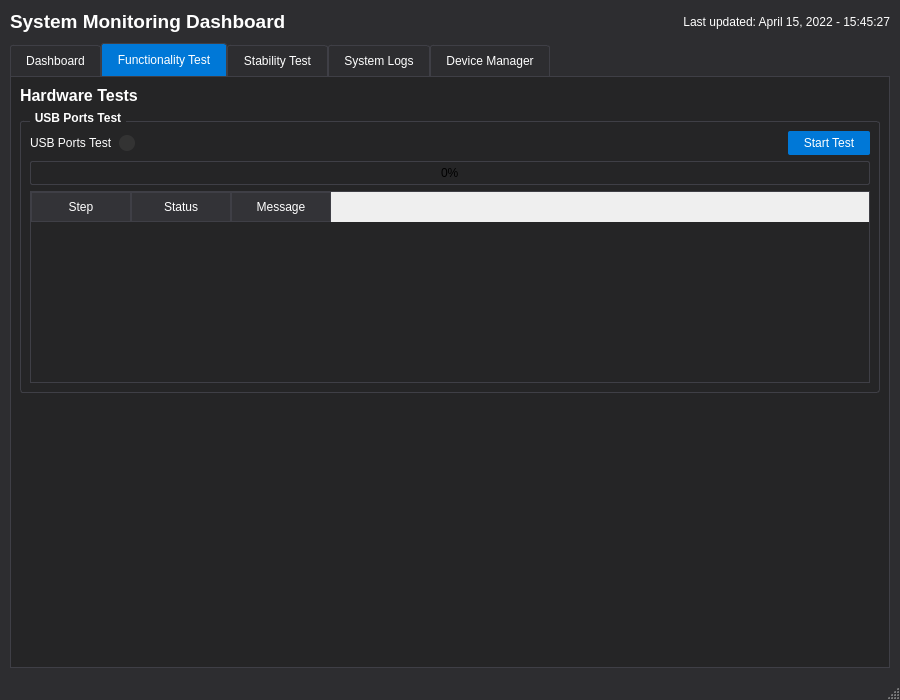
The window that gui/ui/main_window.ui (MingYuan-Chen/orion_v2) describes before a commit, drawn with Qt 5.
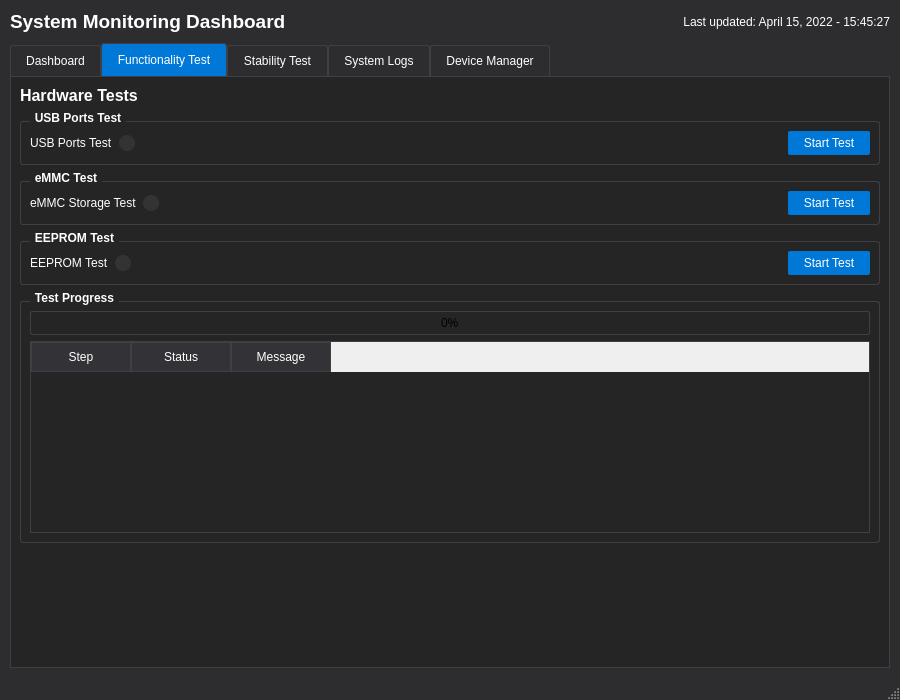
The same window after the commit. The open tabs and pages were chosen to show the change.

Commit message: implement emmc test module and ui update

```diff
--- a/gui/ui/main_window.ui
+++ b/gui/ui/main_window.ui
@@ -563,8 +563,6 @@
           <property name="title">
            <string>USB Ports Test</string>
           </property>
-          <layout class="QVBoxLayout" name="verticalLayout_usb_test">
-           <item>
             <layout class="QHBoxLayout" name="horizontalLayout_usb_test">
              <item>
               <widget class="QLabel" name="label_usb_test">
@@ -611,9 +609,122 @@
               </widget>
              </item>
             </layout>
+         </widget>
            </item>
            <item>
-            <widget class="QProgressBar" name="progressBar_usb_test">
+         <widget class="QGroupBox" name="groupBox_emmc_test">
+          <property name="title">
+           <string>eMMC Test</string>
+          </property>
+          <layout class="QHBoxLayout" name="horizontalLayout_emmc_test">
+           <item>
+            <widget class="QLabel" name="label_emmc_test">
+             <property name="text">
+              <string>eMMC Storage Test</string>
+             </property>
+            </widget>
+           </item>
+           <item>
+            <widget class="QLabel" name="label_emmc_status">
+             <property name="styleSheet">
+              <string notr="true">QLabel {
+    background-color: #333333;
+    border-radius: 8px;
+    min-width: 16px;
+    min-height: 16px;
+    max-width: 16px;
+    max-height: 16px;
+}</string>
+             </property>
+             <property name="text">
+              <string/>
+             </property>
+            </widget>
+           </item>
+           <item>
+            <spacer name="horizontalSpacer_emmc">
+             <property name="orientation">
+              <enum>Qt::Horizontal</enum>
+             </property>
+             <property name="sizeHint" stdset="0">
+              <size>
+               <width>40</width>
+               <height>20</height>
+              </size>
+             </property>
+            </spacer>
+           </item>
+           <item>
+            <widget class="QPushButton" name="button_emmc_test">
+             <property name="text">
+              <string>Start Test</string>
+             </property>
+            </widget>
+           </item>
+          </layout>
+         </widget>
+        </item>
+        <item>
+         <widget class="QGroupBox" name="groupBox_eeprom_test">
+          <property name="title">
+           <string>EEPROM Test</string>
+          </property>
+          <layout class="QHBoxLayout" name="horizontalLayout_eeprom_test">
+           <item>
+            <widget class="QLabel" name="label_eeprom_test">
+             <property name="text">
+              <string>EEPROM Test</string>
+             </property>
+            </widget>
+           </item>
+           <item>
+            <widget class="QLabel" name="label_eeprom_status">
+             <property name="styleSheet">
+              <string notr="true">QLabel {
+    background-color: #333333;
+    border-radius: 8px;
+    min-width: 16px;
+    min-height: 16px;
+    max-width: 16px;
+    max-height: 16px;
+}</string>
+             </property>
+             <property name="text">
+              <string/>
+             </property>
+            </widget>
+           </item>
+           <item>
+            <spacer name="horizontalSpacer_eeprom">
+             <property name="orientation">
+              <enum>Qt::Horizontal</enum>
+             </property>
+             <property name="sizeHint" stdset="0">
+              <size>
+               <width>40</width>
+               <height>20</height>
+              </size>
+             </property>
+            </spacer>
+           </item>
+           <item>
+            <widget class="QPushButton" name="button_eeprom_test">
+             <property name="text">
+              <string>Start Test</string>
+             </property>
+            </widget>
+           </item>
+          </layout>
+         </widget>
+        </item>
+        <item>
+         <widget class="QGroupBox" name="groupBox_hardware_test_results">
+          <property name="title">
+           <string>Test Progress</string>
+          </property>
+          <layout class="QVBoxLayout" name="verticalLayout_hardware_test_results">
+           <item>
+            <widget class="QProgressBar" name="progressBar_hardware_test">
              <property name="value">
               <number>0</number>
              </property>
@@ -623,7 +734,7 @@
             </widget>
            </item>
            <item>
-            <widget class="QTableWidget" name="tableWidget_usb_test_steps">
+            <widget class="QTableWidget" name="tableWidget_hardware_test_steps">
              <property name="editTriggers">
               <set>QAbstractItemView::NoEditTriggers</set>
              </property>
```
Lines whose indentation alone changed are shown as unchanged. The commit also changes 4 other files.
